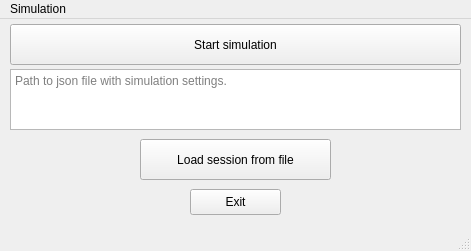
Old version of the form ICP_PROJECT_2024/mainwindow.ui in the repository ToxicToxon/ICP-PROJECT-2024.
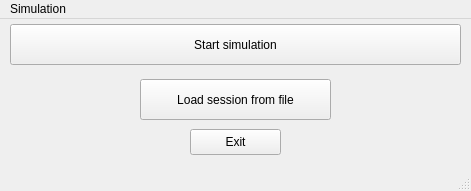
New version of the form.

The edit to the form file:
```diff
--- a/ICP_PROJECT_2024/mainwindow.ui
+++ b/ICP_PROJECT_2024/mainwindow.ui
@@ -7,7 +7,7 @@
     <x>0</x>
     <y>0</y>
     <width>471</width>
-    <height>251</height>
+    <height>191</height>
    </rect>
   </property>
   <property name="windowTitle">
@@ -34,7 +34,7 @@
     <property name="geometry">
      <rect>
       <x>190</x>
-      <y>170</y>
+      <y>110</y>
       <width>91</width>
       <height>26</height>
      </rect>
@@ -43,24 +43,11 @@
      <string>Exit</string>
     </property>
    </widget>
-   <widget class="QPlainTextEdit" name="TextPathToFile">
-    <property name="geometry">
-     <rect>
-      <x>10</x>
-      <y>50</y>
-      <width>451</width>
-      <height>61</height>
-     </rect>
-    </property>
-    <property name="placeholderText">
-     <string>Path to json file with simulation settings.</string>
-    </property>
-   </widget>
    <widget class="QPushButton" name="ButtonLoadSession">
     <property name="geometry">
      <rect>
       <x>140</x>
-      <y>120</y>
+      <y>60</y>
       <width>191</width>
       <height>41</height>
      </rect>
```
